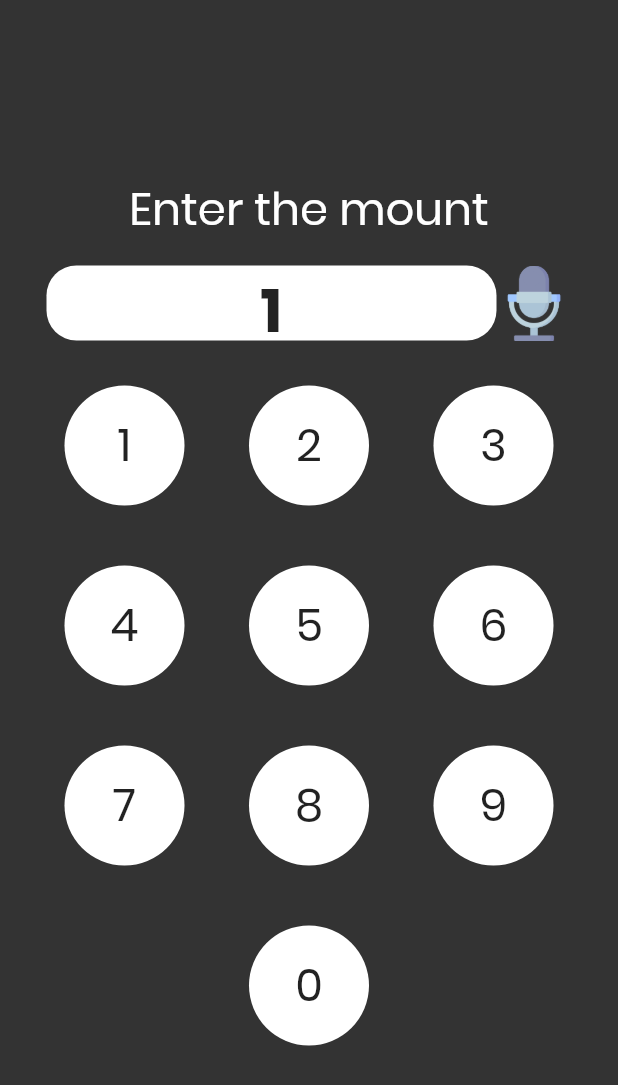
After one commit to SirusCodes/Bank-for-all, a Flutter app: the AccnoInputScreen screen opened directly, after a tap on an icon or button, on a phone screen of 412 x 824 dp. The commit adds this screen. Shown: the top 1085 px of the screen. Run offline on Flutter 3.47's test engine with Material 2 defaults, Android fonts, the phone set to English and light mode, and no system bars; our stand-ins replace animated_splash_screen, firebase_auth, flutter_tts, get_it, google_sign_in, page_transition and 1 more; missing offline and left inert: flutter_local_auth_invisible; accounts and stored records are empty.

Commit message:
add accNo screen

```diff
--- a/app/lib/main.dart
+++ b/app/lib/main.dart
@@ -1,4 +1,6 @@
 import 'package:animated_splash_screen/animated_splash_screen.dart';
+import 'package:bank_for_all/screens/accno_input_screen/accno_input_screen.dart';
+import 'package:bank_for_all/screens/amount_input_screen/amount_input_screen.dart';
 import 'package:flutter/material.dart';
 import 'package:page_transition/page_transition.dart';
 
--- /dev/null
+++ b/app/lib/screens/accno_input_screen/accno_input_screen.dart
@@ -0,0 +1,152 @@
+import 'package:flutter/material.dart';
+
+class AccnoInputScreen extends StatefulWidget {
+  @override
+  _AccnoInputScreenState createState() => _AccnoInputScreenState();
+}
+
+class _AccnoInputScreenState extends State<AccnoInputScreen> {
+int ctr = 0;
+
+  final List<int> amount = [];
+
+  String _pin = "";
+
+
+
+  void addDot(int number) {
+    if (ctr < 6) {
+      ctr++;
+      amount.add(number);
+      _pin += number.toString();
+      print(_pin);
+    } else {
+      ctr = 0;
+      _pin = "";
+      amount.clear();
+
+    }
+  }
+
+  @override
+  Widget build(BuildContext context) {
+    return Scaffold(
+      body: SafeArea(
+        child: Column(
+          mainAxisAlignment: MainAxisAlignment.center,
+          children: <Widget>[
+              Container(
+                margin: EdgeInsets.only(bottom: 20),
+
+                height: 40,
+                width: 350,
+                child: Center(
+                  child: Text(
+                    "Enter the mount",
+                    style:TextStyle(
+                      color: Colors.white,
+                      fontSize: 30,
+                    ),
+                    ),
+                ),
+              ),
+            Container(
+              width: 350,
+              height: 50,
+              child: Row(
+                mainAxisAlignment: MainAxisAlignment.spaceBetween,
+                children: <Widget>[
+                  Container(
+                    width: 300,
+                    height: 50,
+                    decoration: BoxDecoration(
+                      color: Colors.white,
+                      borderRadius: BorderRadius.circular(20),
+                    ),
+                    child: Row(
+                      mainAxisAlignment: MainAxisAlignment.center,
+                      children: <Widget>[
+                        Text(
+                          "$_pin",
+                        style: TextStyle(
+                          fontSize: 40,
+                          fontWeight: FontWeight.bold,
+                          letterSpacing: 5),
+                          ),
+
+                      ],
+                    ),
+                  ),
+                  Semantics(
+                    label: "Double tap to speak",
+                    child: Image.asset("assets/images/mic_icon.png")
+                    )
+                ],
+              ),
+            ),
+            /*1st number row*/
+            Row(
+              mainAxisAlignment: MainAxisAlignment.spaceEvenly,
+              children: <Widget>[
+                numberButton(1),
+                numberButton(2),
+                numberButton(3),
+              ],
+            ),
+
+            /*2nd number row*/
+            Row(
+              mainAxisAlignment: MainAxisAlignment.spaceEvenly,
+              children: <Widget>[
+                numberButton(4),
+                numberButton(5),
+                numberButton(6),
+              ],
+            ),
+
+            /*3rd number row*/
+            Row(
+              mainAxisAlignment: MainAxisAlignment.spaceEvenly,
+              children: <Widget>[
+                numberButton(7),
+                numberButton(8),
+                numberButton(9),
+              ],
+            ),
+
+            Row(
+              mainAxisAlignment: MainAxisAlignment.center,
+              children: <Widget>[
+                numberButton(0),
+              ],
+            )
+          ],
+        ),
+      ),
+    );
+  }
+
+  Widget numberButton(int number) {
+    return Semantics(
+      button: true,
+      excludeSemantics: true,
+      value: number.toString(),
+      child: GestureDetector(
+        onTap: () => setState(() => addDot(number)),
+        child: Container(
+          margin: const EdgeInsets.only(top: 30, bottom: 10),
+          width: 80,
+          height: 80,
+          decoration:
+              BoxDecoration(color: Colors.white, shape: BoxShape.circle),
+          child: Center(
+            child: Text(
+              number.toString(),
+              style: const TextStyle(fontSize: 30),
+            ),
+          ),
+        ),
+      ),
+    );
+  }
+}
```
